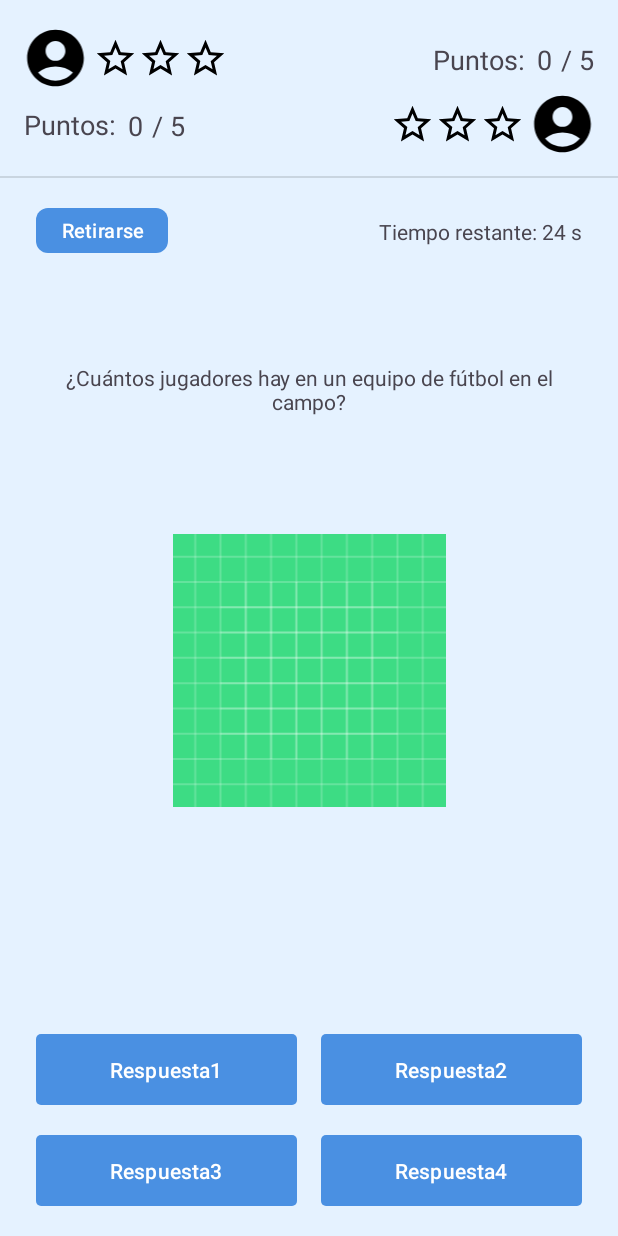
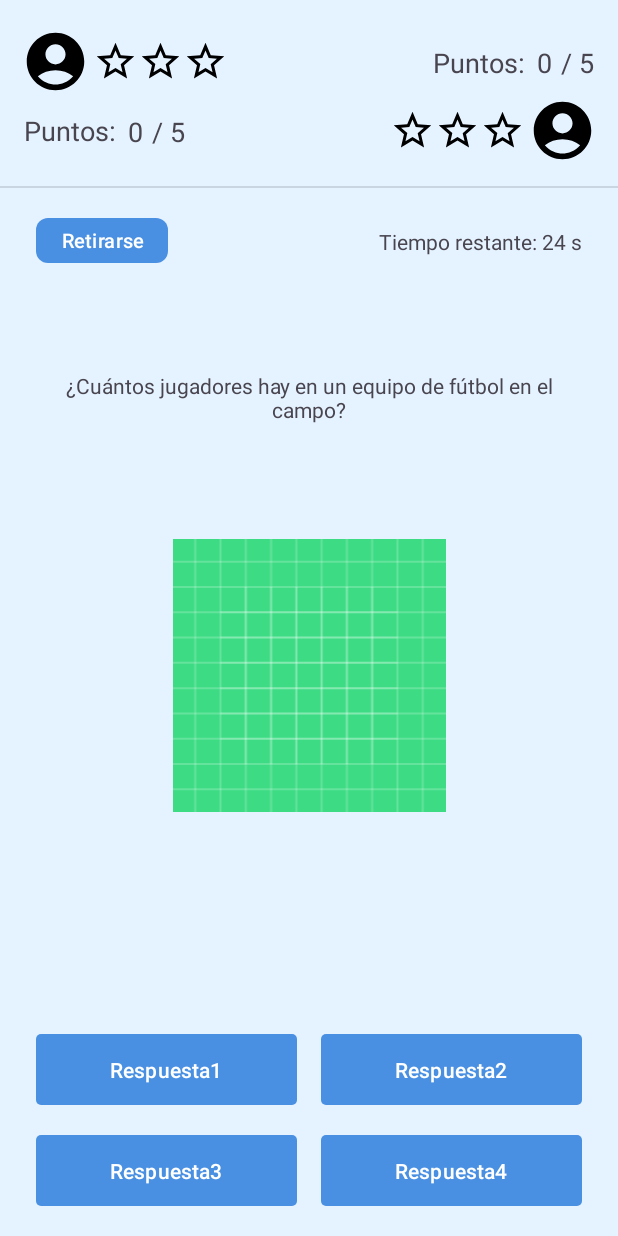
Before and after one commit to XoseManel2005/quizzbattlefe, an Android app: the QuestionActivity screen opened directly, with no data from a screen before it, on a phone screen of 412 x 824 dp. Run offline under Robolectric (Android 15) with nearby library versions, the phone set to English and light mode, and no system bars; our stand-ins replace CircleImageView; 1 statement that could not run was skipped.

Commit message:
Se han corregido error con el onDestroy y cambiado ulgunos tamaños de las imagenes

```diff
--- a/app/src/main/res/layout/activity_question.xml
+++ b/app/src/main/res/layout/activity_question.xml
@@ -9,24 +9,26 @@
     <com.google.android.material.imageview.ShapeableImageView
         android:id="@+id/imgProfilePic"
         android:layout_width="50dp"
-        android:layout_height="45dp"
+        android:layout_height="50dp"
         android:layout_marginStart="12dp"
         android:layout_marginTop="16dp"
+        android:padding="2dp"
         app:layout_constraintStart_toStartOf="parent"
         app:layout_constraintTop_toTopOf="parent"
-        app:srcCompat="@drawable/img_user"
-        app:shapeAppearanceOverlay="@style/CircleImageView"/>
+        app:shapeAppearanceOverlay="@style/CircleImageView"
+        app:srcCompat="@drawable/img_user" />
 
     <com.google.android.material.imageview.ShapeableImageView
         android:id="@+id/imgProfilePlayer2"
         android:layout_width="50dp"
-        android:layout_height="45dp"
+        android:layout_height="50dp"
         android:layout_marginTop="8dp"
         android:layout_marginEnd="12dp"
+        android:padding="2dp"
         app:layout_constraintEnd_toEndOf="parent"
         app:layout_constraintTop_toBottomOf="@+id/tvCurrentPointsPlayer1"
-        app:srcCompat="@drawable/img_user"
-        app:shapeAppearanceOverlay="@style/CircleImageView"/>
+        app:shapeAppearanceOverlay="@style/CircleImageView"
+        app:srcCompat="@drawable/img_user" />
 
     <ImageView
         android:id="@+id/imgStar1Player2"
--- a/app/src/main/res/layout/friend_item.xml
+++ b/app/src/main/res/layout/friend_item.xml
@@ -15,6 +15,7 @@
         android:id="@+id/imgAvatar"
         android:layout_width="50dp"
         android:layout_height="50dp"
+        android:layout_margin="8dp"
         android:scaleType="centerCrop"
         app:layout_constraintStart_toStartOf="parent"
         app:layout_constraintTop_toTopOf="parent"
```
Also changed, not shown: app/src/main/java/com/xose/quizzbattle/ui/CategoryActivity.kt (+0 -7 lines), app/src/main/java/com/xose/quizzbattle/ui/QuestionActivity.kt (+0 -8 lines), app/src/main/res/layout/activity_category.xml (+8 -5 lines).
